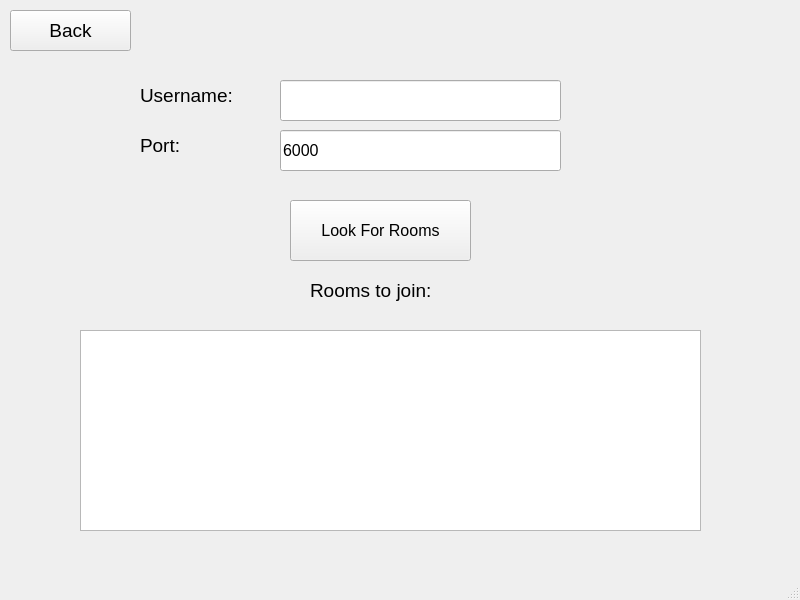
The window that joinwindow.ui (Mamad-MD/JukeBox-MusicPlayer-) describes before a commit, drawn with Qt 5.
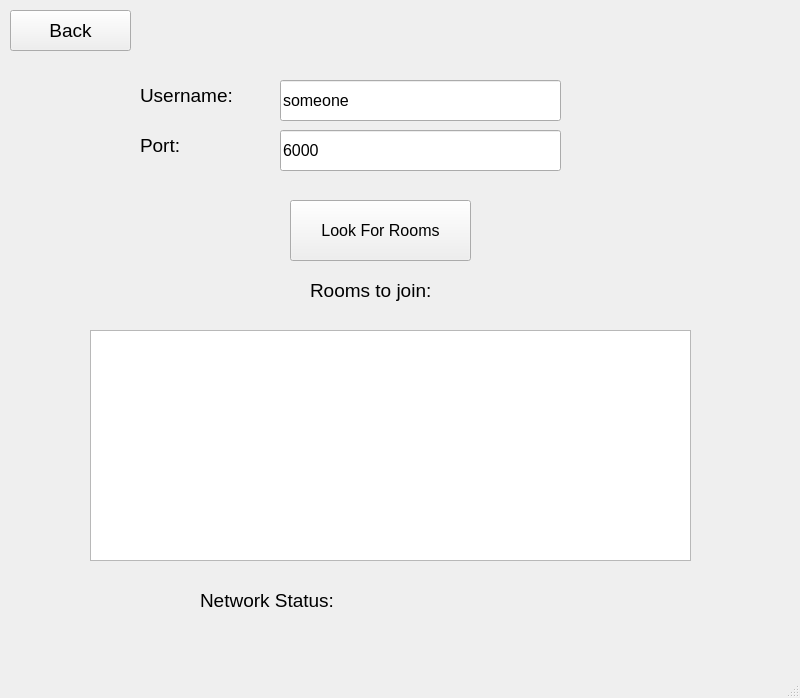
The same window after the commit.

The edit to the form file:
```diff
--- a/joinwindow.ui
+++ b/joinwindow.ui
@@ -7,7 +7,7 @@
     <x>0</x>
     <y>0</y>
     <width>800</width>
-    <height>600</height>
+    <height>698</height>
    </rect>
   </property>
   <property name="windowTitle">
@@ -32,16 +32,6 @@
      <string>Back</string>
     </property>
    </widget>
-   <widget class="QListView" name="Listview_Rooms">
-    <property name="geometry">
-     <rect>
-      <x>80</x>
-      <y>330</y>
-      <width>621</width>
-      <height>201</height>
-     </rect>
-    </property>
-   </widget>
    <widget class="QLabel" name="Label_Username">
     <property name="geometry">
      <rect>
@@ -110,6 +100,9 @@
       <pointsize>12</pointsize>
      </font>
     </property>
+    <property name="text">
+     <string>someone</string>
+    </property>
    </widget>
    <widget class="QLabel" name="Label_Username_2">
     <property name="geometry">
@@ -150,6 +143,52 @@
      <number>5</number>
     </property>
    </widget>
+   <widget class="QLabel" name="Label_List_2">
+    <property name="geometry">
+     <rect>
+      <x>200</x>
+      <y>580</y>
+      <width>171</width>
+      <height>41</height>
+     </rect>
+    </property>
+    <property name="font">
+     <font>
+      <pointsize>14</pointsize>
+     </font>
+    </property>
+    <property name="text">
+     <string>Network Status:</string>
+    </property>
+   </widget>
+   <widget class="QLabel" name="Label_NetworkStatus">
+    <property name="geometry">
+     <rect>
+      <x>380</x>
+      <y>580</y>
+      <width>171</width>
+      <height>41</height>
+     </rect>
+    </property>
+    <property name="font">
+     <font>
+      <pointsize>14</pointsize>
+     </font>
+    </property>
+    <property name="text">
+     <string/>
+    </property>
+   </widget>
+   <widget class="QTableWidget" name="TableWidget_Rooms">
+    <property name="geometry">
+     <rect>
+      <x>90</x>
+      <y>330</y>
+      <width>601</width>
+      <height>231</height>
+     </rect>
+    </property>
+   </widget>
   </widget>
   <widget class="QMenuBar" name="menubar">
    <property name="geometry">
```
